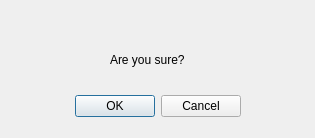
The window that src/gui/ui/pom_cancel_dialog.ui (ravenvz/SprintTimer) describes before a commit, drawn with Qt 5.
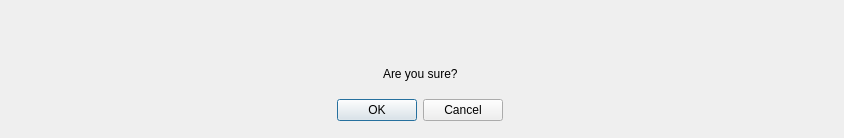
The same window after the commit.

Commit message: Add temp warning message when deleting todo items with spent pomos

```diff
--- a/src/gui/ui/pom_cancel_dialog.ui
+++ b/src/gui/ui/pom_cancel_dialog.ui
@@ -6,54 +6,48 @@
    <rect>
     <x>0</x>
     <y>0</y>
-    <width>315</width>
+    <width>844</width>
     <height>138</height>
    </rect>
   </property>
   <property name="windowTitle">
    <string>Dialog</string>
   </property>
-  <widget class="QDialogButtonBox" name="buttonBox">
+  <widget class="QWidget" name="verticalLayoutWidget">
    <property name="geometry">
     <rect>
-     <x>70</x>
-     <y>90</y>
-     <width>171</width>
-     <height>32</height>
-    </rect>
-   </property>
-   <property name="orientation">
-    <enum>Qt::Horizontal</enum>
-   </property>
-   <property name="standardButtons">
-    <set>QDialogButtonBox::Cancel|QDialogButtonBox::Ok</set>
-   </property>
-  </widget>
-  <widget class="QLabel" name="lblDescribeAction">
-   <property name="geometry">
-    <rect>
-     <x>40</x>
+     <x>10</x>
      <y>10</y>
-     <width>231</width>
-     <height>41</height>
+     <width>821</width>
+     <height>111</height>
     </rect>
    </property>
-   <property name="text">
-    <string/>
-   </property>
-  </widget>
-  <widget class="QLabel" name="lblConfirm">
-   <property name="geometry">
-    <rect>
-     <x>110</x>
-     <y>50</y>
-     <width>91</width>
-     <height>20</height>
-    </rect>
-   </property>
-   <property name="text">
-    <string>Are you sure?</string>
-   </property>
+   <layout class="QVBoxLayout" name="verticalLayout">
+    <item alignment="Qt::AlignHCenter">
+     <widget class="QLabel" name="lblDescribeAction">
+      <property name="text">
+       <string/>
+      </property>
+     </widget>
+    </item>
+    <item alignment="Qt::AlignHCenter">
+     <widget class="QLabel" name="lblConfirm">
+      <property name="text">
+       <string>Are you sure?</string>
+      </property>
+     </widget>
+    </item>
+    <item alignment="Qt::AlignHCenter">
+     <widget class="QDialogButtonBox" name="buttonBox">
+      <property name="orientation">
+       <enum>Qt::Horizontal</enum>
+      </property>
+      <property name="standardButtons">
+       <set>QDialogButtonBox::Cancel|QDialogButtonBox::Ok</set>
+      </property>
+     </widget>
+    </item>
+   </layout>
   </widget>
  </widget>
  <resources/>
```
The commit also changes 2 other files.
